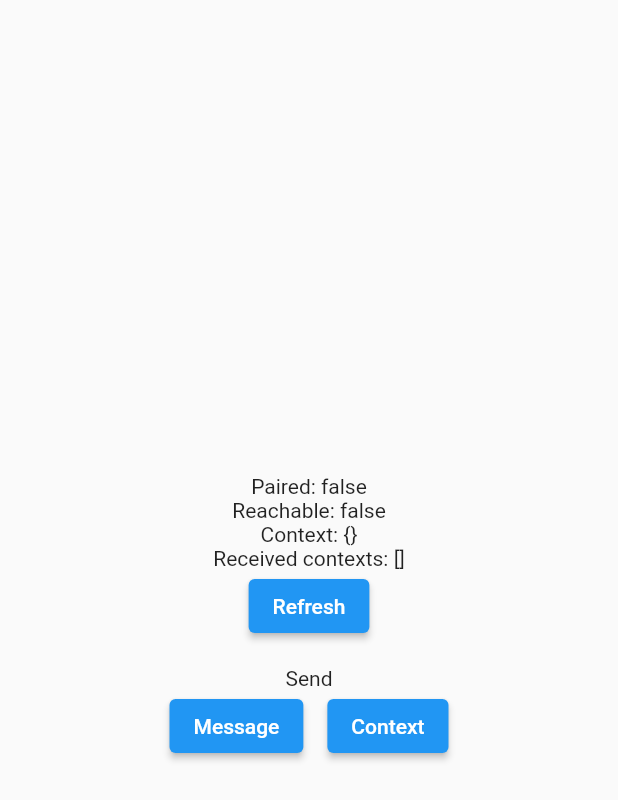
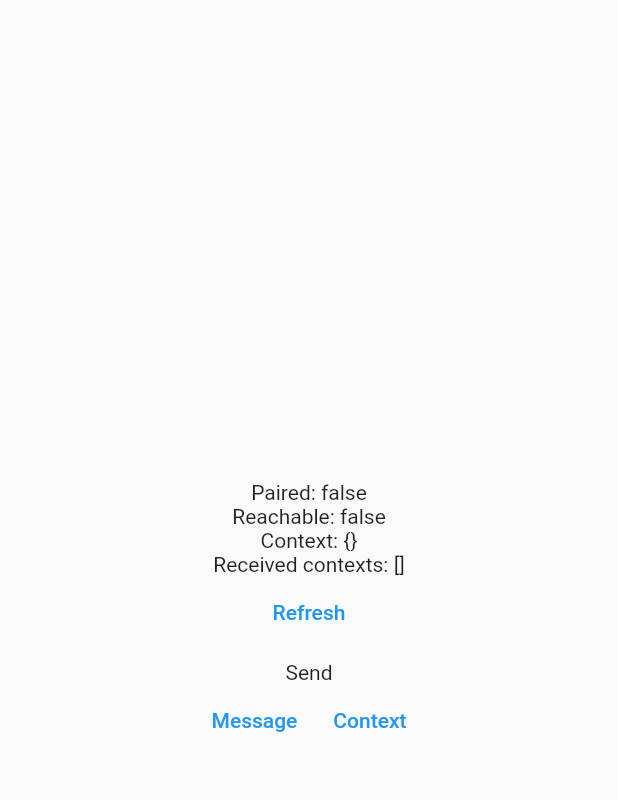
Before and after one commit to Rexios80/watch_connectivity, a Flutter app: the screen it shows after launch, on a phone screen of 412 x 824 dp. Shown: the top 800 px of the screen. Run offline on Flutter 3.47's test engine with Material 2 defaults, Android fonts, the phone set to English and light mode, and no system bars.

Commit message:
Android almost works

```diff
--- a/example/lib/main.dart
+++ b/example/lib/main.dart
@@ -49,7 +49,7 @@ class _MyAppState extends State<MyApp> {
       home: Scaffold(
         body: Center(
           child: SingleChildScrollView(
-            padding: const EdgeInsets.all(16),
+            padding: const EdgeInsets.all(32),
             child: SafeArea(
               child: Column(
                 mainAxisAlignment: MainAxisAlignment.center,
@@ -58,16 +58,16 @@ class _MyAppState extends State<MyApp> {
                   Text('Reachable: $_reachable'),
                   Text('Context: $_context'),
                   Text('Received contexts: $_receivedContexts'),
-                  ElevatedButton(
+                  TextButton(
                     child: const Text('Refresh'),
                     onPressed: initPlatformState,
                   ),
-                  const SizedBox(height: 16),
+                  const SizedBox(height: 8),
                   const Text('Send'),
                   Row(
                     mainAxisAlignment: MainAxisAlignment.center,
                     children: [
-                      ElevatedButton(
+                      TextButton(
                         child: const Text('Message'),
                         onPressed: () {
                           final message = {'data': 'Hello'};
@@ -75,8 +75,8 @@ class _MyAppState extends State<MyApp> {
                           setState(() => _log.add('Sent message: $message'));
                         },
                       ),
-                      const SizedBox(width: 16),
-                      ElevatedButton(
+                      const SizedBox(width: 8),
+                      TextButton(
                         child: const Text('Context'),
                         onPressed: () {
                           _count++;
```
Also changed, not shown: lib/watch_connectivity.dart (+13 -12 lines), 2 other files.
